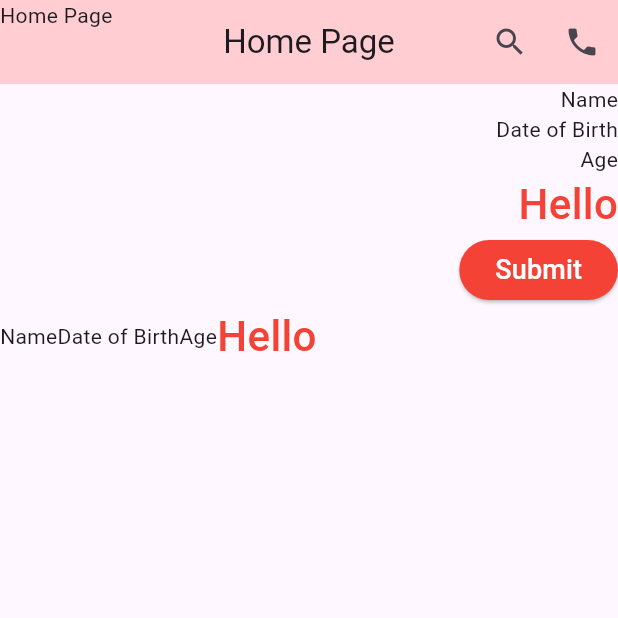
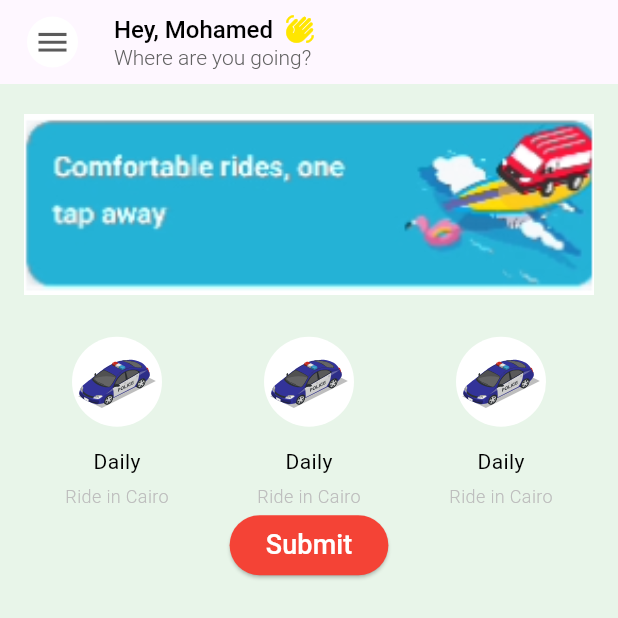
Before and after one commit to Prof-MohamedAtef/Dart-Basics-DEPI-DigitalEgyptPionnersInitiative-, a Flutter app: the screen it shows after launch, on a phone screen of 412 x 824 dp. Shown: the top 618 px of the screen. Run offline on Flutter 3.47's test engine with Material 3 defaults, Android fonts, the phone set to English and light mode, and no system bars; our stand-ins replace flutter_svg, google_maps_flutter; missing offline and left inert: dart:ffi; accounts and stored records are empty.

Commit message:
Added Swvl Home

```diff
--- a/lib/app/presentation/pages/home_screen.dart
+++ b/lib/app/presentation/pages/home_screen.dart
@@ -1,7 +1,55 @@
 import 'package:flutter/material.dart';
 
 import '../main.dart';
+import '../widgets/category_timing_selection.dart';
+import '../widgets/greetings_widget.dart';
+import '../widgets/home_card_widget.dart';
 import '../widgets/submit_button.dart';
+import '../widgets/white_rounded_home_icon.dart';
+import '../widgets/white_rounded_icon.dart';
+
+class HomeScreen extends StatelessWidget {
+  const HomeScreen({super.key});
+
+  @override
+  Widget build(BuildContext context) {
+    return Scaffold(
+      appBar: AppBar(
+        backgroundColor: Colors.green[40],
+        leadingWidth: 60,
+        leading: Padding(
+          padding: const EdgeInsets.only(left: 10),
+          child:
+              IconWithCircle(iconData: Icons.menu, iconSize: 25, onTap: () {}),
+        ),
+        title: const GreetingsWidget(name: "Mohamed"),
+      ),
+      body: Container(
+        color: Colors.green[50],
+        child: Column(
+          mainAxisAlignment: MainAxisAlignment.start,
+          crossAxisAlignment: CrossAxisAlignment.center,
+          children: [
+            RoundedContainerWithImage(
+                imageUrl: 'assets/images/swvlhomecart.png'),
+            Padding(
+              padding: const EdgeInsets.only(left: 40, right: 40, top: 20),
+              child: Row(
+                mainAxisAlignment: MainAxisAlignment.spaceBetween,
+                children: [
+                  HomeCategorySelection(),
+                  HomeCategorySelection(),
+                  HomeCategorySelection(),
+                ],
+              ),
+            ),
+            SubmitButton(),
+          ],
+        ),
+      ),
+    );
+  }
+}
 
 class ListItemsScreen extends StatelessWidget {
   const ListItemsScreen({super.key});
@@ -25,7 +73,7 @@ class ListItemsScreen extends StatelessWidget {
               icon: Icon(Icons.phone))
         ],
       ),
-      body: const SafeArea(
+      body: SafeArea(
           child: SizedBox(
         height: double.infinity,
         width: double.infinity,
@@ -44,6 +92,52 @@ class ListItemsScreen extends StatelessWidget {
                     color: Colors.red,
                     fontWeight: FontWeight.w500),
               ),
+              Center(child: Image.asset('assets/images/my_pic.jpg')),
+              Image(
+                  image: NetworkImage(
+                      'https://5.imimg.com/data5/PX/WQ/MN/SELLER-38271709/mobile.png')),
+              Image.network(
+                'https://5.imimg.com/data5/PX/WQ/MN/SELLER-38271709/mobile.png',
+                errorBuilder: (context, error, stackTrace) {
+                  return Center(child: Text('Error loading image'));
+                },
+              ),
+              Center(
+                child: Stack(
+                  children: [
+                    // Bottom layer: An image
+                    Image.network(
+                      'https://5.imimg.com/data5/PX/WQ/MN/SELLER-38271709/mobile.png',
+                      width: 300,
+                      height: 200,
+                      fit: BoxFit.cover,
+                    ),
+                    // Top layer: A text label positioned on top of the image
+                    Positioned(
+                      bottom: 10,
+                      left: 10,
+                      child: Container(
+                        padding: EdgeInsets.all(8),
+                        color: Colors.black.withOpacity(0.5),
+                        child: Text(
+                          'Overlay Text',
+                          style: TextStyle(color: Colors.white, fontSize: 20),
+                        ),
+                      ),
+                    ),
+                    // Another example of positioned widget
+                    Positioned(
+                      top: 10,
+                      right: 10,
+                      child: Icon(
+                        Icons.star,
+                        color: Colors.red,
+                        size: 40,
+                      ),
+                    ),
+                  ],
+                ),
+              ),
               SubmitButton(),
               HorizontalListItems()
             ],
--- a/lib/app/presentation/routes/routes.dart
+++ b/lib/app/presentation/routes/routes.dart
@@ -1,19 +1,23 @@
 import 'package:fluterprojects/app/presentation/pages/map_screen.dart';
+import 'package:fluterprojects/app/presentation/pages/splash_screen.dart';
 import 'package:fluterprojects/app/presentation/pages/trips_screen.dart';
 import 'package:flutter/material.dart';
 import '../pages/home_screen.dart';
 
 class AppRoutes {
-  static const home = '/';
+  static const splash = '/';
+  static const homeScreen = '/Home';
   static const tripsScreen = '/Trips';
   static const mapsScreen = '/Map';
 
   static Route<dynamic> onGenerateRoute(RouteSettings settings) {
     switch (settings.name) {
-      case home:
-        return MaterialPageRoute(builder: (_) => const ListItemsScreen());
+      case homeScreen:
+        return MaterialPageRoute(builder: (_) => const HomeScreen());
       case tripsScreen:
         return MaterialPageRoute(builder: (_) => const TripsScreen());
+      case splash:
+        return MaterialPageRoute(builder: (_) => const SplashScreen());
       // case mapsScreen:
       //   return MaterialPageRoute(builder: (_) => const MapScreen());
       default:
--- /dev/null
+++ b/lib/app/presentation/widgets/category_timing_selection.dart
@@ -0,0 +1,44 @@
+
+import 'package:fluterprojects/app/presentation/widgets/white_rounded_home_icon.dart';
+import 'package:flutter/cupertino.dart';
+import 'package:flutter/material.dart';
+
+class HomeCategorySelection extends StatelessWidget {
+  const HomeCategorySelection({super.key});
+
+  @override
+  Widget build(BuildContext context) {
+    return Column(
+      mainAxisAlignment: MainAxisAlignment.center,
+      crossAxisAlignment: CrossAxisAlignment.center,
+      children: [
+        HomeIconWithCircle(
+            width: 60,
+            height: 60,
+            iconData: 'assets/images/police_car.svg',
+            iconSize: 20,
+            onTap: () {}),
+        SizedBox(
+          height: 5,
+        ),
+        Text(
+          "Daily",
+          style: TextStyle(
+              fontSize: 14,
+              fontWeight: FontWeight.w400,
+              color: Colors.black),
+        ),
+        SizedBox(
+          height: 5,
+        ),
+        Text(
+          "Ride in Cairo",
+          style: TextStyle(
+              fontSize: 12,
+              fontWeight: FontWeight.w300,
+              color: Colors.grey[400]),
+        ),
+      ],
+    );
+  }
+}
--- /dev/null
+++ b/lib/app/presentation/widgets/greetings_widget.dart
@@ -0,0 +1,45 @@
+import 'package:flutter/cupertino.dart';
+import 'package:flutter/material.dart';
+
+class GreetingsWidget extends StatelessWidget {
+  final String? name;
+
+  const GreetingsWidget({super.key, required this.name});
+
+  @override
+  Widget build(BuildContext context) {
+    return Container(
+      color: Colors.green[40],
+      child: Column(
+        mainAxisAlignment: MainAxisAlignment.start,
+        crossAxisAlignment: CrossAxisAlignment.start,
+        children: [
+          Row(
+            children: [
+              Text(
+                "Hey, $name",
+                style: TextStyle(
+                    fontSize: 16,
+                    fontWeight: FontWeight.w500,
+                    color: Colors.black),
+              ),
+              SizedBox(width: 8,),
+              Icon(
+                Icons.waving_hand,
+                color: Color(0xffffe600),
+                size: 20,
+              ),
+            ],
+          ),
+          Text(
+            "Where are you going?",
+            style: TextStyle(
+                fontSize: 14,
+                fontWeight: FontWeight.w300,
+                color: Colors.grey[700]),
+          )
+        ],
+      ),
+    );
+  }
+}
--- /dev/null
+++ b/lib/app/presentation/widgets/home_card_widget.dart
@@ -0,0 +1,22 @@
+import 'package:flutter/cupertino.dart';
+import 'package:flutter/material.dart';
+
+class RoundedContainerWithImage extends StatelessWidget {
+  final String imageUrl;
+
+  const RoundedContainerWithImage({super.key, required this.imageUrl});
+
+  @override
+  Widget build(BuildContext context) {
+    return Padding(
+      padding: const EdgeInsets.only(left: 16, right: 16, top: 20),
+      child: Container(
+        decoration: BoxDecoration(
+          borderRadius: BorderRadius.circular(20),
+          color: Colors.blue,
+        ),
+        child: Image.asset(imageUrl, fit: BoxFit.cover, width: double.infinity),
+      ),
+    );
+  }
+}
--- /dev/null
+++ b/lib/app/presentation/widgets/white_rounded_home_icon.dart
@@ -0,0 +1,40 @@
+import 'package:flutter/cupertino.dart';
+import 'package:flutter/material.dart';
+import 'package:flutter_svg/svg.dart';
+
+class HomeIconWithCircle extends StatelessWidget {
+  final String iconData;
+  final double iconSize;
+  final double width;
+  final double height;
+  final VoidCallback onTap;
+
+  const HomeIconWithCircle({super.key,
+    required this.iconData,
+    required this.iconSize,
+    required this.width,
+    required this.height,
+    required this.onTap});
+
+  @override
+  Widget build(BuildContext context) {
+    return GestureDetector(
+      onTap: onTap,
+      child: Padding(
+        padding: const EdgeInsets.all(8.0),
+        child: Container(
+          width: width,
+          height: height,
+          padding: const EdgeInsets.all(3),
+          decoration:
+          const BoxDecoration(shape: BoxShape.circle, color: Colors.white),
+          child: SvgPicture.asset(
+            iconData,
+            height: iconSize,
+            width: iconSize,
+          ),
+        ),
+      ),
+    );
+  }
+}
--- /dev/null
+++ b/lib/app/presentation/widgets/white_rounded_icon.dart
@@ -0,0 +1,35 @@
+import 'package:flutter/cupertino.dart';
+import 'package:flutter/material.dart';
+
+class IconWithCircle extends StatelessWidget{
+
+  final IconData iconData;
+  final double iconSize;
+  final VoidCallback onTap;
+
+  const IconWithCircle({super.key,
+    required this.iconData,
+    required this.iconSize,
+    required this.onTap
+  });
+
+  @override
+  Widget build(BuildContext context) {
+    return GestureDetector(
+      onTap: onTap,
+      child: Padding(
+        padding: const EdgeInsets.all(8.0),
+        child: Container(
+          padding: const EdgeInsets.all(3),
+          decoration: const BoxDecoration(
+            shape: BoxShape.circle,
+            color: Colors.white
+          ),
+          child: Icon(
+            iconData, size: iconSize, color: Color(0xFF5b5b5b),
+          ),
+        ),
+      ),
+    );
+  }
+}
--- /dev/null
+++ b/lib/swvl/presentation/view/main.dart
@@ -0,0 +1,24 @@
+import 'package:fluterprojects/app/presentation/routes/routes.dart';
+import 'package:fluterprojects/swvl/presentation/view/routes/routes.dart';
+import 'package:flutter/material.dart';
+
+void main(){
+  // runApp(const MyApp());
+}
+
+/*
+Stateless Widget
+ */
+
+class MyApp extends StatelessWidget{
+  const MyApp({super.key});
+
+  @override
+  Widget build(BuildContext context) {
+    return const MaterialApp(
+      initialRoute: AppRoute.splash,
+      onGenerateRoute: AppRoute.onGenerateRoute,
+    );
+  }
+
+}
--- /dev/null
+++ b/lib/swvl/presentation/view/pages/home_screen.dart
@@ -0,0 +1,12 @@
+import 'package:flutter/cupertino.dart';
+
+class HomeScreen extends StatelessWidget{
+  const HomeScreen({super.key});
+
+  @override
+  Widget build(BuildContext context) {
+    // TODO: implement build
+    throw UnimplementedError();
+  }
+
+}
--- a/pubspec.yaml
+++ b/pubspec.yaml
@@ -37,6 +37,7 @@ dependencies:
   cupertino_icons: ^1.0.6
   google_maps_flutter: ^2.9.0
   provider: ^6.1.2
+  flutter_svg: ^2.0.10+1
 
 dev_dependencies:
   flutter_test:
@@ -54,7 +55,8 @@ dev_dependencies:
 
 # The following section is specific to Flutter packages.
 flutter:
-
+  assets:
+    - assets/images/
   # The following line ensures that the Material Icons font is
   # included with your application, so that you can use the icons in
   # the material Icons class.
```
Also changed, not shown: lib/app/presentation/main.dart (+33 -31 lines), lib/app/presentation/pages/splash_screen.dart (added, +54 -0 lines), lib/swvl/presentation/view/routes/routes.dart (added, +25 -0 lines), assets/images/my_pic.jpg (added), assets/images/police_car.svg (added), assets/images/swvl.svg (added), assets/images/swvlhomecart.png (added), pubspec.lock, 1 other file. Lines whose indentation alone changed are shown as unchanged.
